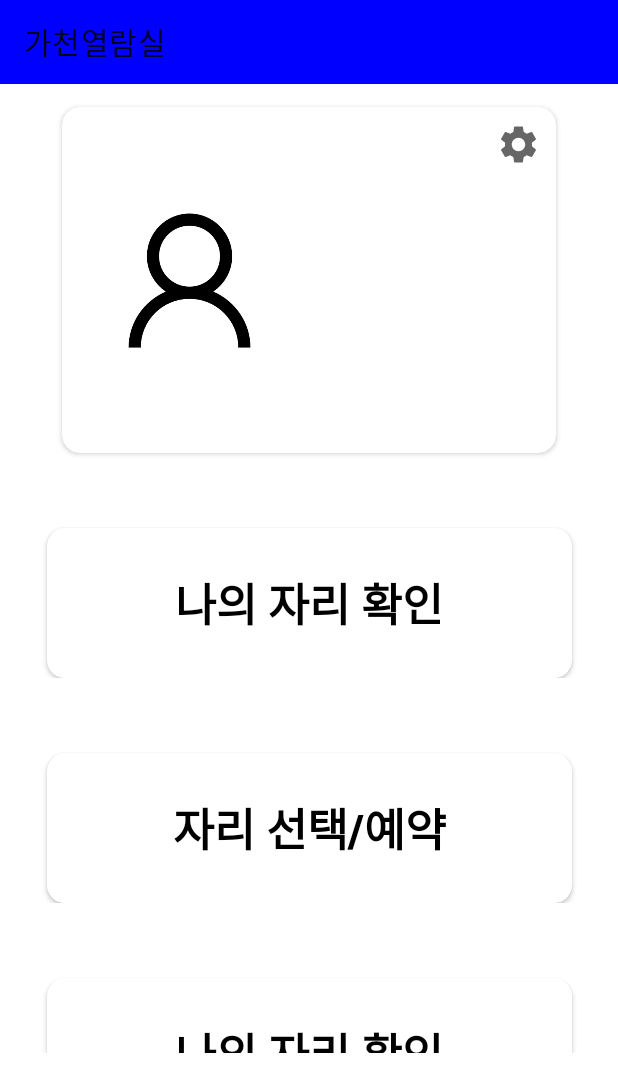
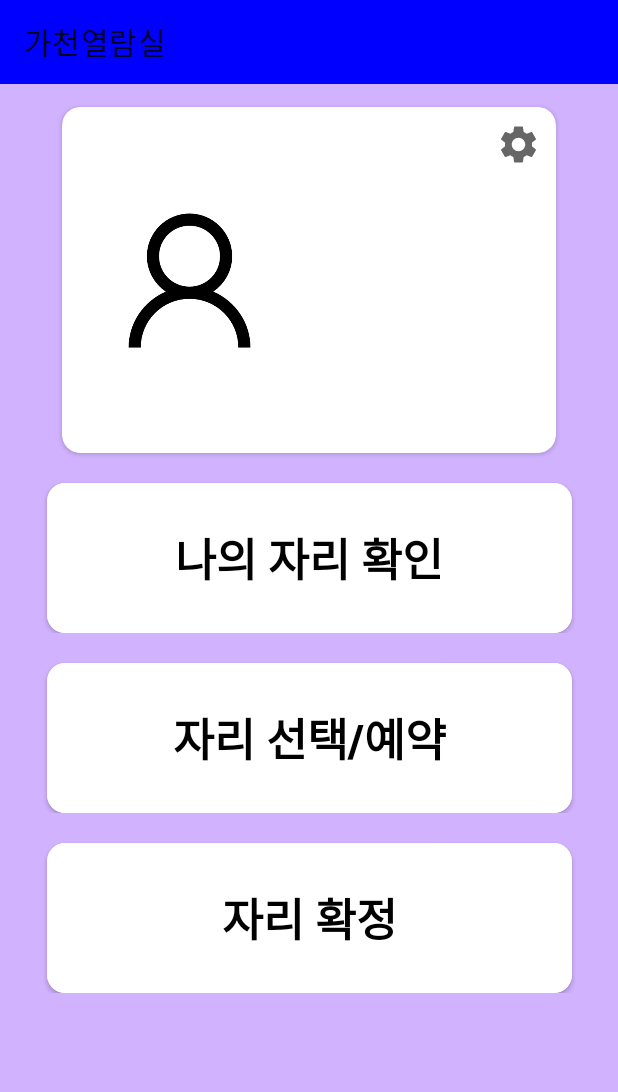
Before and after one commit to YuYangWoo/Gachon_Room, an Android app: the MainFragment screen opened directly, with no data from a screen before it, on a phone screen of 412 x 824 dp. Shown: the top 1092 px of the screen. Run offline under Robolectric (Android 15) with nearby library versions, the phone set to English and light mode, and no system bars; our stand-ins replace data binding, navigation-ui; network calls fail; pictures from the network do not load.

Commit message:
토스트 메시지 영어 대응 + 코드리팩토링

```diff
--- a/Gachon_Room/app/src/main/java/com/cookandroid/gachon_study_room/adapter/MainAdapter.kt
+++ b/Gachon_Room/app/src/main/java/com/cookandroid/gachon_study_room/adapter/MainAdapter.kt
@@ -11,7 +11,7 @@ import com.cookandroid.gachon_study_room.databinding.HolderSeatListBinding
 
 class MainAdapter(context: Context) : RecyclerView.Adapter<MainAdapter.ListViewHolder>() {
     private val data: ArrayList<String> by lazy {
-        arrayListOf(context.resources.getString(R.string.Confirm_my_seat), context.resources.getString(R.string.ChooseOrReservation), context.resources.getString(R.string.Confirm_my_seat))
+        arrayListOf(context.resources.getString(R.string.confirm_my_seat), context.resources.getString(R.string.choose_or_reservation), context.resources.getString(R.string.confirm_seat))
     }
 
     override fun onCreateViewHolder(parent: ViewGroup, viewType: Int): ListViewHolder {
--- a/Gachon_Room/app/src/main/res/layout/fragment_main.xml
+++ b/Gachon_Room/app/src/main/res/layout/fragment_main.xml
@@ -16,7 +16,8 @@
 
     <androidx.constraintlayout.widget.ConstraintLayout
         android:layout_width="match_parent"
-        android:layout_height="match_parent">
+        android:layout_height="match_parent"
+        android:background="#d1b2ff">
 
         <androidx.cardview.widget.CardView
             android:id="@+id/card_view"
@@ -98,8 +99,9 @@
         <androidx.recyclerview.widget.RecyclerView
             android:id="@+id/recyclerMain"
             android:layout_width="0dp"
-            android:layout_height="400dp"
+            android:layout_height="0dp"
             app:layout_constraintEnd_toEndOf="parent"
+            app:layout_constraintHeight_percent="0.6"
             app:layout_constraintStart_toStartOf="parent"
             app:layout_constraintTop_toBottomOf="@id/card_view" />
 
--- a/Gachon_Room/app/src/main/res/layout/holder_seat_list.xml
+++ b/Gachon_Room/app/src/main/res/layout/holder_seat_list.xml
@@ -19,7 +19,7 @@
             app:layout_constraintEnd_toEndOf="parent"
             app:layout_constraintStart_toStartOf="parent"
             app:layout_constraintTop_toTopOf="parent"
-            android:layout_marginTop="50dp"
+            android:layout_marginTop="20dp"
             app:cardCornerRadius="12dp">
 
             <android.widget.Button
--- a/Gachon_Room/app/src/main/res/values/strings.xml
+++ b/Gachon_Room/app/src/main/res/values/strings.xml
@@ -4,7 +4,12 @@
     <string name="option_name">옵션</string>
     <string name="login">로그인</string>
     <string name="auto_login">자동로그인</string>
-    <string name="Confirm_my_seat">나의 자리 확인</string>
-    <string name="ChooseOrReservation">자리 선택/예약</string>
-    <string name="ConfirmSeat">자리 확정</string>
+    <string name="choose_or_reservation">자리 선택/예약</string>
+    <string name="confirm_seat">자리 확정</string>
+    <string name="confirm_my_seat">나의 자리 확인</string>
+    <string name="confirm_internet">인터넷 연결을 확인해주세요.</string>
+    <string name="confirm_account">계정을 확인해주세요.</string>
+    <string name="confirm_id">아이디와 비밀번호를 확인하세요.</string>
+    <string name="server_error">서버 에러입니다.</string>
+    <string name="confirm_login">님 로그인 되었습니다.</string>
 </resources>
```
Also changed, not shown: Gachon_Room/app/src/main/java/com/cookandroid/gachon_study_room/singleton/LoginRequest.kt (+6 -5 lines), 1 other file.
